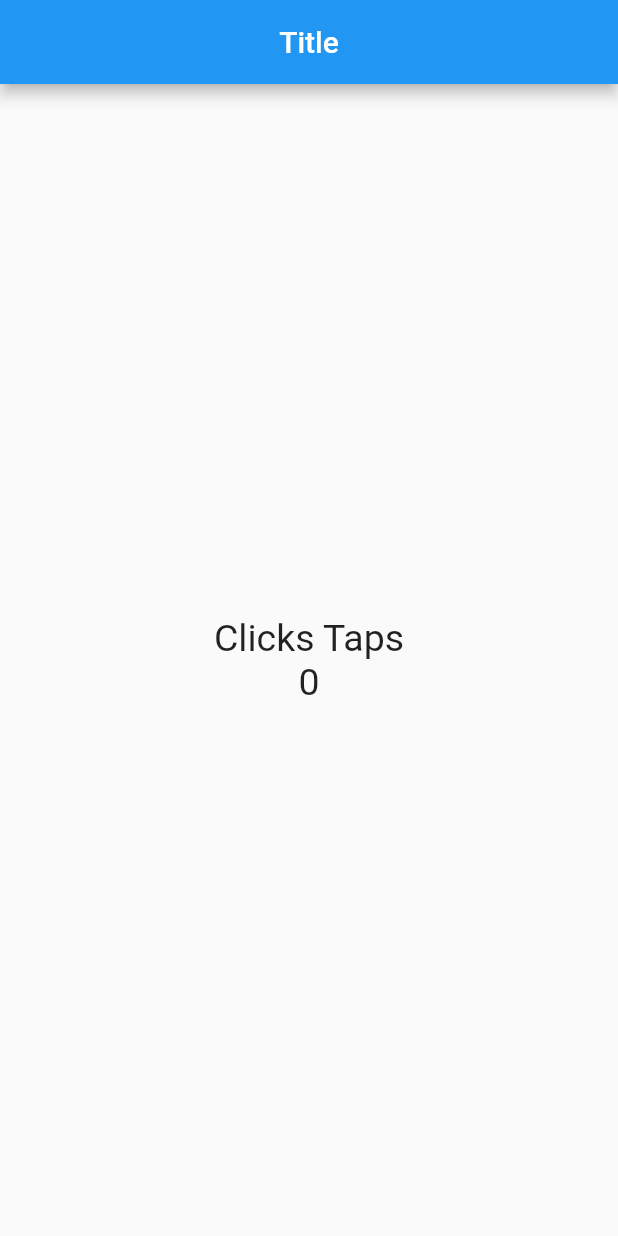
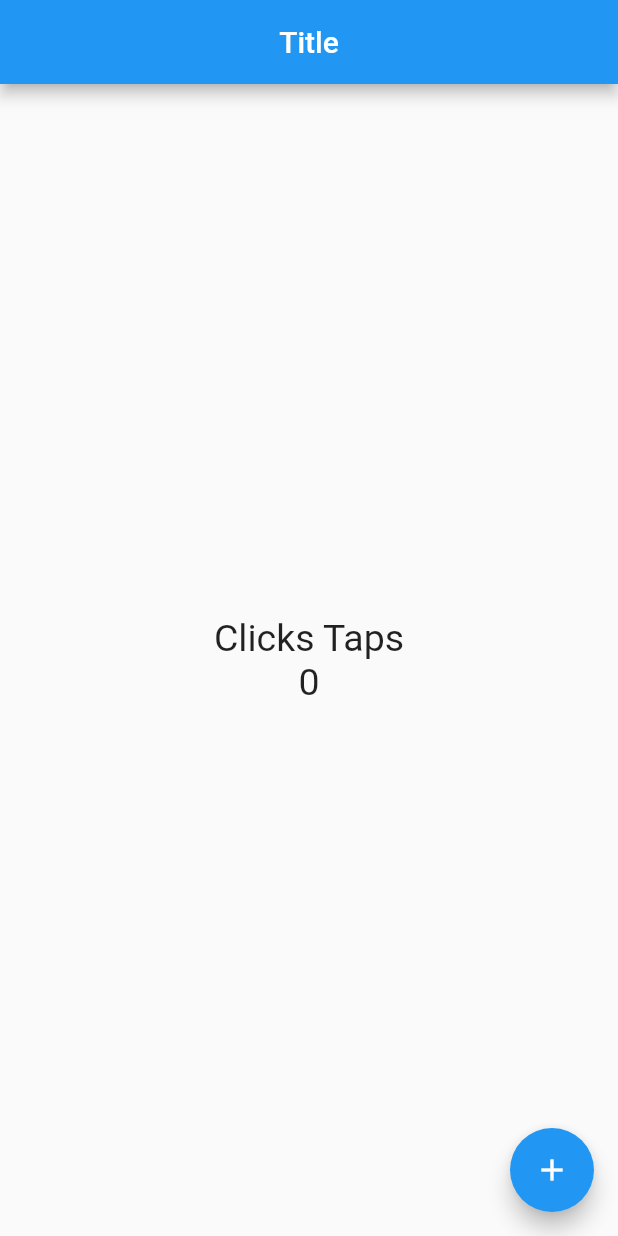
Before and after one commit to alanmaranto/counterapp, a Flutter app: the screen it shows after launch, on a phone screen of 412 x 824 dp. Run offline on Flutter 3.47's test engine with Material 2 defaults, Android fonts, the phone set to English and light mode, and no system bars.

Commit message:
enhancement(home page): add floating action button

```diff
--- a/lib/src/pages/home_page.dart
+++ b/lib/src/pages/home_page.dart
@@ -1,7 +1,6 @@
 import 'package:flutter/material.dart';
 
 class HomePage extends StatelessWidget {
-
   final counterStyle = TextStyle(fontSize: 25);
 
   @override
@@ -24,6 +23,14 @@ class HomePage extends StatelessWidget {
               style: counterStyle,
             ),
           ],
-        )));
+        ),
+      ),
+      floatingActionButton: FloatingActionButton(
+        onPressed: () {
+          print('hey');
+        },
+        child: Icon(Icons.add),
+      ),
+    );
   }
 }
```
Lines whose indentation alone changed are shown as unchanged.
